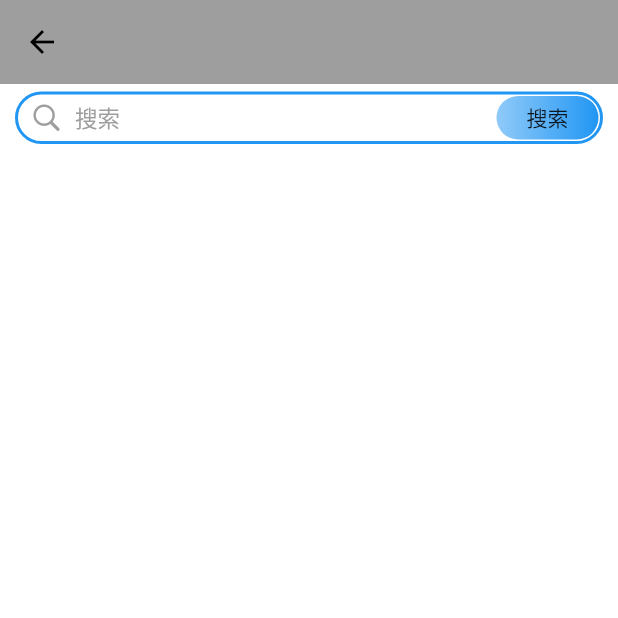
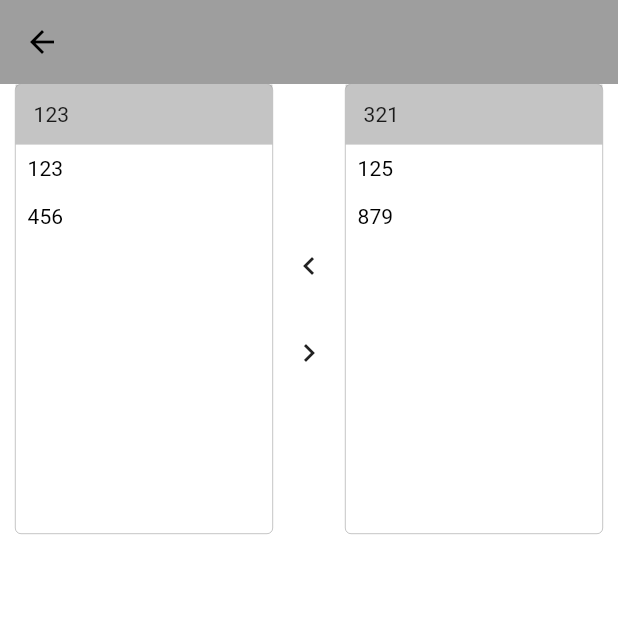
Before and after one commit to QiSky/flutter_uikit, a Flutter app: the screen it shows after launch, on a phone screen of 412 x 824 dp, the top half of it. Run offline on Flutter 3.47's test engine with Material 2 defaults, Android fonts, the phone set to English and light mode, and no system bars; our stand-ins replace cached_network_image, connectivity_plus, device_info_plus, hive, package_info_plus, permission_handler and 1 more; missing offline and left inert: launch_review; accounts and stored records are empty.

Commit message:
新增组件

```diff
--- a/example/lib/main.dart
+++ b/example/lib/main.dart
@@ -1,6 +1,7 @@
 import 'package:flutter/cupertino.dart';
 import 'package:flutter/material.dart';
 import 'package:flutter_component/components/common/circle_image.dart';
+import 'package:flutter_component/components/common/transfer.dart';
 import 'package:flutter_component/flutter_component.dart';
 
 void main() {
@@ -32,17 +33,28 @@ class _MyAppState extends State<MyApp> {
         elevation: 0,
         backgroundColor: Colors.grey,
       ),
-      body: getBroadSearchBar(),
+      body: getTransfer(),
     ));
   }
 
   Widget getBroadSearchBar() {
     return Container(
-      height: 45,
-      child: BorderSearchBar(
-        radius: 22,
-        padding: EdgeInsets.zero,
-      )
+        height: 45,
+        child: BorderSearchBar(
+          radius: 22,
+          padding: EdgeInsets.zero,
+        ));
+  }
+
+  Widget getTransfer() {
+    return TransferWidget(
+      leftData: [Info("123"), Info("456")],
+      rightData: [Info("125"), Info("879")],
+      activeColor: Colors.blue,
+      inactiveColor: Colors.transparent,
+      padding: EdgeInsets.symmetric(horizontal: 10),
+      leftTitle: "123",
+      rightTitle: "321",
     );
   }
 
@@ -354,3 +366,14 @@ class _MyAppState extends State<MyApp> {
     );
   }
 }
+
+class Info extends AbstractTransferData {
+  String? text;
+
+  @override
+  String toName() {
+    return text ?? "";
+  }
+
+  Info(this.text);
+}
--- /dev/null
+++ b/lib/components/text/active_text.dart
@@ -0,0 +1,61 @@
+import 'package:flutter/material.dart';
+import 'package:flutter_component/components/text/overflow_text.dart';
+
+///
+/// * @ProjectName: flutter_uikit
+/// * @Author: qifanxin
+/// * @CreateDate: 2022/8/31 18:31
+/// * @Description: 文件说明
+///
+
+class ActiveText extends StatefulWidget {
+  final bool isActive;
+
+  final String text;
+
+  final TextStyle? style;
+
+  final Color activeColor;
+
+  final Color inactiveColor;
+
+  final Function(bool)? onActiveChangeAction;
+
+  const ActiveText(
+      {this.isActive = false,
+      this.text = '',
+      this.style,
+      required this.activeColor,
+      required this.inactiveColor,
+      this.onActiveChangeAction});
+
+  @override
+  State<StatefulWidget> createState() => _ActiveTextState();
+}
+
+class _ActiveTextState extends State<ActiveText> {
+  late bool _isActive;
+
+  @override
+  void initState() {
+    _isActive = widget.isActive;
+    super.initState();
+  }
+
+  @override
+  Widget build(BuildContext context) {
+    return GestureDetector(
+      onTap: () {
+        setState(() {
+          _isActive = !_isActive;
+        });
+        widget.onActiveChangeAction?.call(_isActive);
+      },
+      child: Container(
+        padding: EdgeInsets.all(8),
+        color: _isActive ? widget.activeColor : widget.inactiveColor,
+        child: OverflowText(widget.text, style: TextStyle(color: _isActive ? Colors.white: Colors.black),),
+      ),
+    );
+  }
+}
--- /dev/null
+++ b/lib/components/text/overflow_text.dart
@@ -0,0 +1,73 @@
+import 'package:flutter/material.dart';
+import 'package:flutter_component/components/common/overlay_widget.dart';
+
+///
+/// * @ProjectName: flutter_uikit
+/// * @Author: qifanxin
+/// * @CreateDate: 2022/8/31 18:20
+/// * @Description: 文件说明
+///
+
+class OverflowText extends StatelessWidget {
+  const OverflowText(this.text,
+      {Key? key, this.style, this.maxLines = 1, this.textAlign})
+      : super(key: key);
+
+  /// 文本
+  final String text;
+
+  ///最大行数
+  final int maxLines;
+
+  ///对齐方式
+  final TextAlign? textAlign;
+
+  ///文本样式
+  final TextStyle? style;
+
+  @override
+  Widget build(BuildContext context) {
+    return LayoutBuilder(builder: (context, constrains) {
+      // Build the TextSpan
+      var span = TextSpan(
+        text: text,
+        style: style,
+      );
+
+      // Use a TextPainter to determine if it will exceed max lines
+      var tp = TextPainter(
+        maxLines: maxLines,
+        textAlign: TextAlign.left,
+        textDirection: TextDirection.ltr,
+        text: span,
+      );
+
+      // trigger it to layout
+      tp.layout(maxWidth: constrains.maxWidth);
+
+      // whether the text overflowed or not
+      var isOverflow = tp.didExceedMaxLines;
+
+      var textWidget = Text(
+        text,
+        style: style,
+        overflow: TextOverflow.ellipsis,
+        maxLines: maxLines,
+        textAlign: textAlign,
+      );
+      if (!isOverflow) {
+        return textWidget;
+      } else {
+        return GestureDetector(
+          onTap: () {
+            showDialog(
+              context: context,
+              builder: (context) => OverlayWidget(child: SelectableText(text)),
+            );
+          },
+          child: textWidget,
+        );
+      }
+    });
+  }
+}
--- a/pubspec.yaml
+++ b/pubspec.yaml
@@ -1,6 +1,6 @@
 name: flutter_component
 description: A Flutter component plugin.
-version: 1.1.3
+version: 1.1.4
 homepage:
 
 environment:
```
Also changed, not shown: lib/components/common/overlay_widget.dart (added, +46 -0 lines), lib/components/common/transfer.dart (added, +163 -0 lines), example/pubspec.lock (deleted), 5 other files.
